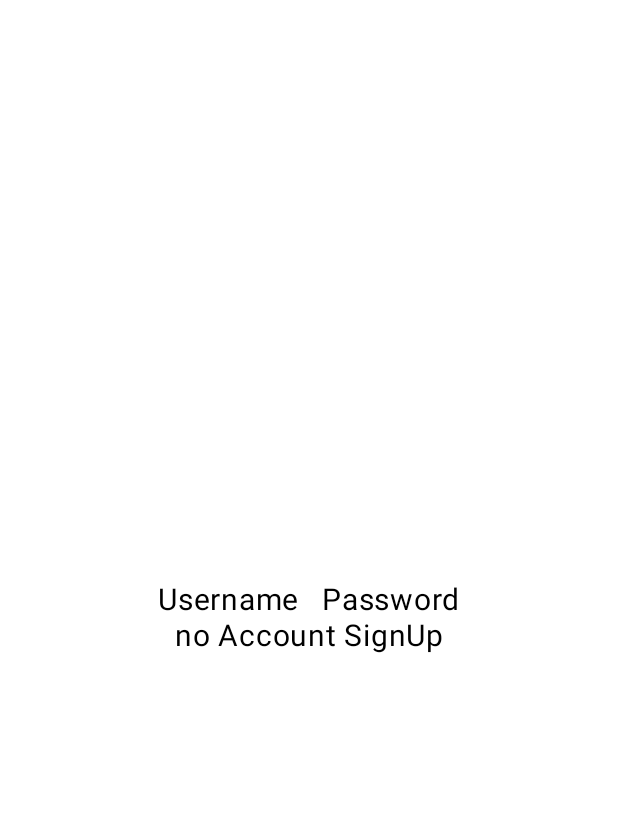
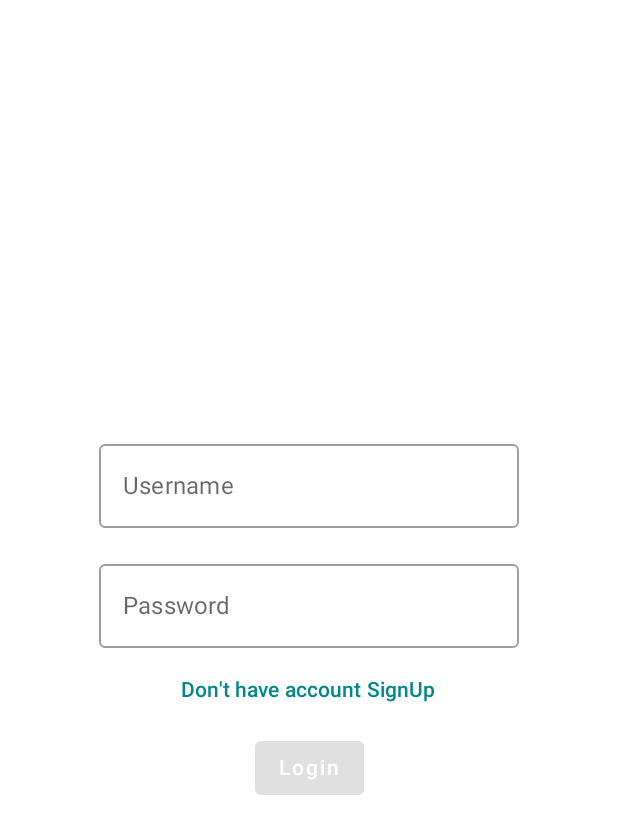
Before and after one commit to Mayhul-Jindal/copy-paste, an Android app built with Jetpack Compose: the @Preview function Display3, on a phone screen of 412 x 824 dp. Shown: the top 834 px of the screen. Run offline under Robolectric (Android 15) with nearby library versions, the phone set to English and light mode, and no system bars.

```diff
--- a/app/src/main/java/com/example/copy_paste/MainActivity.kt
+++ b/app/src/main/java/com/example/copy_paste/MainActivity.kt
@@ -9,7 +9,6 @@ import com.example.copy_paste.navigation.nav_graphs.SetupNavGraph
 import com.example.copy_paste.ui.theme.CopypasteTheme
 
 class MainActivity : ComponentActivity() {
-
     lateinit var navController: NavHostController
 
     override fun onCreate(savedInstanceState: Bundle?) {
--- a/app/src/main/java/com/example/copy_paste/navigation/nav_graphs/authNavGraph.kt
+++ b/app/src/main/java/com/example/copy_paste/navigation/nav_graphs/authNavGraph.kt
@@ -1,5 +1,6 @@
 package com.example.copy_paste.navigation.nav_graphs
 
+import androidx.lifecycle.viewmodel.compose.viewModel
 import androidx.navigation.NavGraphBuilder
 import androidx.navigation.NavHostController
 import androidx.navigation.compose.composable
@@ -7,6 +8,7 @@ import androidx.navigation.navigation
 import com.example.copy_paste.navigation.AUTH_GRAPH_ROUTE
 import com.example.copy_paste.navigation.Screen
 import com.example.copy_paste.screens.LoginScreen
+import com.example.copy_paste.screens.LoginViewModel
 import com.example.copy_paste.screens.SignUpScreen
 
 fun NavGraphBuilder.authNavGraph(
@@ -17,9 +19,11 @@ fun NavGraphBuilder.authNavGraph(
         startDestination = Screen.Login.route
     ){
         composable(
-            route = Screen.Login.route
+            route = Screen.Login.route,
+
         ){
-            LoginScreen(navController)
+            val loginviewmodel = viewModel<LoginViewModel>()
+            LoginScreen(navController, loginviewmodel)
         }
         composable(
             route = Screen.SignUp.route
--- a/app/src/main/java/com/example/copy_paste/screens/LoginScreen.kt
+++ b/app/src/main/java/com/example/copy_paste/screens/LoginScreen.kt
@@ -1,47 +1,51 @@
 package com.example.copy_paste.screens
 
 import androidx.compose.foundation.clickable
-import androidx.compose.foundation.layout.Box
-import androidx.compose.foundation.layout.Column
-import androidx.compose.foundation.layout.fillMaxSize
-import androidx.compose.material.MaterialTheme
-import androidx.compose.material.Text
-import androidx.compose.runtime.Composable
+import androidx.compose.foundation.layout.*
+import androidx.compose.foundation.text.KeyboardOptions
+import androidx.compose.material.*
+import androidx.compose.runtime.*
 import androidx.compose.ui.Alignment
 import androidx.compose.ui.Modifier
 import androidx.compose.ui.graphics.Color
+import androidx.compose.ui.text.input.KeyboardType
+import androidx.compose.ui.text.input.PasswordVisualTransformation
+import androidx.compose.ui.text.input.VisualTransformation
 import androidx.compose.ui.tooling.preview.Preview
+import androidx.compose.ui.unit.dp
+import androidx.lifecycle.ViewModel
 import androidx.navigation.NavHostController
 import androidx.navigation.compose.rememberNavController
+import com.example.copy_paste.navigation.DETAIL_GRAPH_ROUTE
 import com.example.copy_paste.navigation.Screen
 
-
 @Composable
-fun LoginScreen(navController: NavHostController){
+fun LoginScreen(navController: NavHostController, myViewModel: LoginViewModel){
     Box(
         modifier = Modifier.fillMaxSize(),
         contentAlignment = Alignment.Center
     ){
         Column(
-            horizontalAlignment = Alignment.CenterHorizontally
+            horizontalAlignment = Alignment.CenterHorizontally,
+            verticalArrangement = Arrangement.spacedBy(16.dp),
+            modifier = Modifier.fillMaxWidth()
         ) {
-            Text(
-                text = "Username   Password",
-                style = MaterialTheme.typography.body1,
-                color = Color.Black,
-                fontSize = MaterialTheme.typography.h6.fontSize,
-                modifier = Modifier
-                    .clickable {
-                        navController.navigate(
-                            route = Screen.Detail.route
-                        )
-                    }
+            MyTextField(
+                label = "Username",
+                value = myViewModel.username,
+                onValueChanged = {myViewModel.onUsernameChanged(it)}
+            )
+            MyTextField(
+                label = "Password",
+                keyboard = KeyboardOptions(keyboardType = KeyboardType.Password),
+                visualTrans = PasswordVisualTransformation(),
+                value = myViewModel.password,
+                onValueChanged = {myViewModel.onPasswordChanged(it)}
             )
             Text(
-                text = "no Account SignUp",
-                style = MaterialTheme.typography.body1,
-                color = Color.Black,
-                fontSize = MaterialTheme.typography.h6.fontSize,
+                text = "Don't have account SignUp",
+                style = MaterialTheme.typography.subtitle2,
+                color = MaterialTheme.colors.secondaryVariant,
                 modifier = Modifier
                     .clickable {
                         navController.navigate(
@@ -49,13 +53,57 @@ fun LoginScreen(navController: NavHostController){
                         )
                     }
             )
+            Button(
+                onClick = {
+                    navController.navigate(route = DETAIL_GRAPH_ROUTE)
+                },
+                modifier = Modifier
+                    .align(Alignment.CenterHorizontally),
+                colors = ButtonDefaults.buttonColors(backgroundColor = Color.Black),
+                enabled = myViewModel.username.isNotBlank() && myViewModel.password.isNotBlank()
+            ) {
+                Text(
+                    text = "Login",
+                    color = Color.White
+                )
+            }
         }
     }
 }
 
 @Composable
+fun MyTextField(
+    label: String,
+    visualTrans: VisualTransformation = VisualTransformation.None,
+    keyboard: KeyboardOptions = KeyboardOptions.Default,
+    value: String,
+    onValueChanged:(String) -> Unit
+) {
+    OutlinedTextField(
+        value = value,
+        onValueChange = onValueChanged,
+        label = { Text(label)},
+        visualTransformation = visualTrans,
+        keyboardOptions = keyboard
+    )
+}
+
+class LoginViewModel: ViewModel(){
+    //State
+    var username by mutableStateOf("")
+    var password by mutableStateOf("")
+
+    //events
+    fun onUsernameChanged(newString: String){
+        username = newString
+    }
+    fun onPasswordChanged(newString: String){
+        password = newString
+    }
+}
+
+@Composable
 @Preview(showBackground = true)
-
 fun Display3(){
-    LoginScreen(navController = rememberNavController())
+    LoginScreen(navController = rememberNavController(), myViewModel = LoginViewModel())
 }
```
